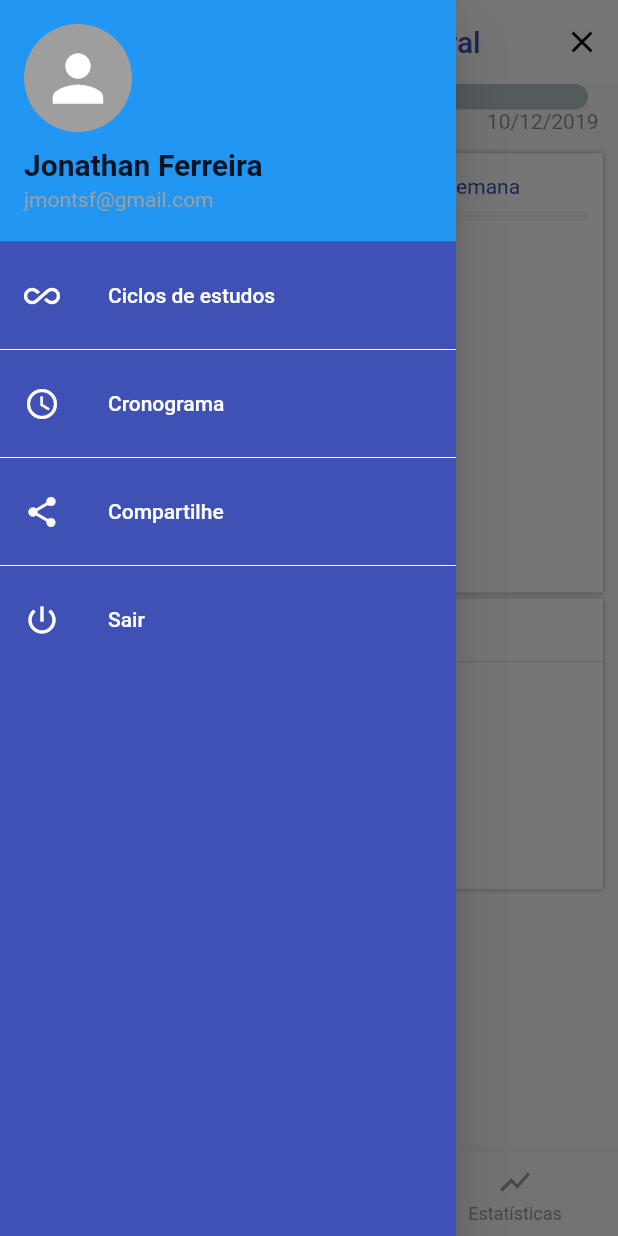
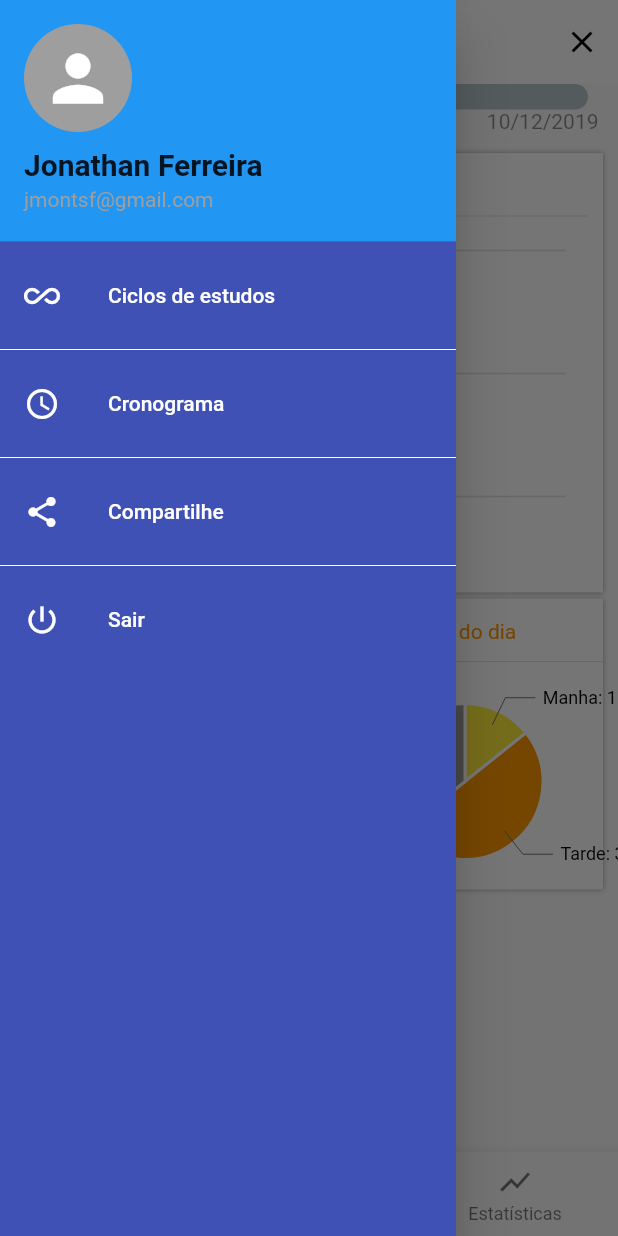
Before and after one commit to JonathanMSFerreira/ceapp, a Flutter app: the screen it shows after launch, in the side drawer, after a tap on "Cronograma", on a phone screen of 412 x 824 dp. Run offline on Flutter 3.47's test engine with Material 2 defaults, Android fonts, the phone set to English and light mode, and no system bars; drawn by our look-alikes of percent_indicator; our stand-ins replace charts_flutter, table_calendar.

Commit message:
alteração da tela inicial

```diff
--- a/lib/ui/CeAppPage.dart
+++ b/lib/ui/CeAppPage.dart
@@ -10,9 +10,11 @@ class CeAppPage extends StatefulWidget {
 }
 
 class _CeAppPageState extends State<CeAppPage> {
+
   DateTime date1;
   DateTime date2;
   DateTime date3;
+
 
   final background = Background();
 
@@ -37,7 +39,7 @@ class _CeAppPageState extends State<CeAppPage> {
         appBar: AppBar(
           elevation: 0.0,
           centerTitle: true,
-          title: Text("Concurso Receita Federal", style: TextStyle(color: Colors.indigo),),
+          title: Text("Receita Federal", style: TextStyle(color: Colors.indigo),),
           actions: <Widget>[
             IconButton(
                 icon: Icon(Icons.clear),
@@ -55,8 +57,8 @@ class _CeAppPageState extends State<CeAppPage> {
         ),*/
         drawer: _ceDrawer(),
         bottomNavigationBar: BottomNavigationBar(
-          unselectedItemColor: Colors.grey,
-          selectedItemColor: Colors.indigo,
+
+
           onTap: onTabTapped, // new
           currentIndex:
               _currentIndex, // this will be set when a new tab is tapped
--- a/lib/ui/tabsDisciplinaPage/EstatiticasContent.dart
+++ b/lib/ui/tabsDisciplinaPage/EstatiticasContent.dart
@@ -4,39 +4,30 @@ import 'package:charts_flutter/flutter.dart' as charts;
 class EstatisticasContent extends StatelessWidget {
 
 
-
-
   @override
   Widget build(BuildContext context) {
 
     var data = [
-      DadoAluno("1",2),
-      DadoAluno("2",1),
-      DadoAluno("3",4),
-      DadoAluno("4",3),
-      DadoAluno("5",1),
+      DadoAluno("DT",2),
+      DadoAluno("RLM",1),
+      DadoAluno("PRT",4),
+      DadoAluno("MAT",3),
+      DadoAluno("DC",1),
     ];
 
     var series = [
-
       charts.Series(
 
           domainFn: (DadoAluno dadoAluno,_)=>dadoAluno.dia,
           measureFn: (DadoAluno dadoAluno,_)=>dadoAluno.comportamento,
           id: "Dados",
           data: data,
-
-
-
-
       )
 
     ];
 
 
     var graficoComportamento = charts.BarChart(
-
-
         series
 
     );
@@ -45,29 +36,17 @@ class EstatisticasContent extends StatelessWidget {
 
 
 
-    return Column(
-      children: <Widget>[
-        Expanded(child:
+    return Container(
+      child: GridView.count(
+          primary: false,
+          padding: const EdgeInsets.all(1.0),
+          crossAxisSpacing: 1.0,
+          crossAxisCount: 1,
 
-
-        GridView.count(
-          primary: false,
-          padding: const EdgeInsets.all(2.0),
-          crossAxisSpacing: 3.0,
-          crossAxisCount: 1,
           children: <Widget>[
             graficoComportamento,
 
-
-          ],
-        )
-
-
-        ),
-
-      ],
-
-    );
+          ]));
 
 
 
@@ -80,6 +59,7 @@ class DadoAluno{
   String dia;
   int comportamento;
 
+
   DadoAluno(this.dia, this.comportamento);
 
 }
--- a/lib/ui/tabsDisciplinaPage/HomeContent.dart
+++ b/lib/ui/tabsDisciplinaPage/HomeContent.dart
@@ -1,34 +1,73 @@
+import 'package:ceapp/ui/tabsDisciplinaPage/EstatiticasContent.dart';
 import 'package:flutter/material.dart';
 import 'package:percent_indicator/percent_indicator.dart';
 import 'package:flutter_staggered_grid_view/flutter_staggered_grid_view.dart';
+import 'package:charts_flutter/flutter.dart' as charts;
 
-class HomeContent extends StatefulWidget {
-  @override
-  _HomeContentState createState() => _HomeContentState();
-}
+class HomeContent extends StatelessWidget {
 
-class _HomeContentState extends State<HomeContent> {
-  bool manha = false;
-  bool tarde = false;
-  bool noite = false;
-  bool segunda = false;
-  bool terca = false;
-  bool quarta = false;
-  bool quinta = false;
-  bool sexta = false;
-  bool sabado = false;
-  bool domingo = false;
+
+
+
+  EstatisticasContent _estatisticasContent =  new EstatisticasContent();
+
+
+
+  List<charts.Series> seriesList;
+   bool animate;
+
+
+
+
+
+  static List<charts.Series<Periodo, String>> _createSampleData() {
+    final data = [
+      new Periodo('Manha', 10, Colors.yellow),
+      new Periodo('Tarde', 35, Colors.orange),
+      new Periodo('Noite', 25, Colors.grey),
+
+
+    ];
+
+
+
+
+
+    return [
+      new charts.Series<Periodo, String>(
+        id: 'Periodos',
+        domainFn: (Periodo sales, _) => sales.periodo,
+        measureFn: (Periodo sales, _) => sales.horas,
+        data: data,
+        colorFn: (Periodo sales, _) => sales.color,
+        labelAccessorFn: (Periodo row, _) => '${row.periodo}: ${row.horas}',
+      )
+    ];
+  }
+
+
+
 
   @override
   Widget build(BuildContext context) {
+
+
     List<StaggeredTile> _disposicaoCards = const <StaggeredTile>[
-      const StaggeredTile.count(2, 5),
-      const StaggeredTile.count(2, 3),
+      const StaggeredTile.count(4, 3),
       const StaggeredTile.count(2, 2),
+
+      const StaggeredTile.count(2, 2),
+
     ];
 
+
+
+
+
+
+
     List<Widget> _cards = <Widget>[
-      _cardDisciplinas(),
+      _cardDisciplinas(context),
       _cardDias(),
       _cardPeriodos(true, true, true),
     ];
@@ -103,13 +142,13 @@ class _HomeContentState extends State<HomeContent> {
             children: <Widget>[
               Icon(
                 Icons.wb_sunny,
-                color: Colors.indigo,
+                color: Colors.orange,
               ),
               Padding(
                 padding: EdgeInsets.only(left: 5.0),
                 child: Text(
-                  "Horários",
-                  style: TextStyle(color: Colors.indigo),
+                  "Períodos do dia",
+                  style: TextStyle(color: Colors.orange),
                 ),
               )
             ],
@@ -119,67 +158,12 @@ class _HomeContentState extends State<HomeContent> {
               flex: 1,
               child: Container(
 
-/*
-              child:
+                child:  charts.PieChart(_createSampleData(),
+                      animate: false,
 
-              Column(
-
-                mainAxisAlignment: MainAxisAlignment.start,
-                children: <Widget>[
-
-
-
-
-
-                  Row(
-                    mainAxisAlignment: MainAxisAlignment.spaceBetween,
-                    children: <Widget>[
-                      Text("Manhã"),
-                      Checkbox(
-
-                        value: manha,
-                        onChanged: (bool value) {
-                          setState(() {
-                            manha = value;
-                          });
-                        },
-                      ),
-                    ],
-                  ),
-
-                  Row(
-                    mainAxisAlignment: MainAxisAlignment.spaceBetween,
-                    children: <Widget>[
-                      Text("Tarde"),
-                      Checkbox(
-
-                        value: tarde,
-                        onChanged: (bool value) {
-                          setState(() {
-                            tarde = value;
-                          });
-                        },
-                      ),
-                    ],
-                  ),
-                  // [Wednesday] checkbox
-                  Row(
-                    mainAxisAlignment: MainAxisAlignment.spaceBetween,
-                    children: <Widget>[
-                      Text("Noite"),
-                      Checkbox(
-                        value: noite,
-                        onChanged: (bool value) {
-                          setState(() {
-                            noite = value;
-                          });
-                        },
-                      ),
-                    ],
-                  ),
-                ],
-              )*/
-
+                      defaultRenderer: new charts.ArcRendererConfig(
+                          arcWidth: 60,
+                          arcRendererDecorators: [new charts.ArcLabelDecorator()]))
                   ))
         ],
       ),
@@ -220,28 +204,24 @@ class _HomeContentState extends State<HomeContent> {
           Expanded(
             flex: 1,
             child: Container(
-                child: Column(
-                    mainAxisAlignment: MainAxisAlignment.start,
-                    children: <Widget>[
+             child:
+
+             charts.PieChart(_createSampleData(),
+                 animate: false,
+
+                 defaultRenderer: new charts.ArcRendererConfig(
+                     arcWidth: 60,
+                     arcRendererDecorators: [new charts.ArcLabelDecorator()]))
 
 
-
-                  Container(
-                      height: 15.0,
-                      child: Row(
-                        mainAxisAlignment: MainAxisAlignment.spaceBetween,
-                        children: <Widget>[
-
-                        ],
-                      ))
-                ])),
+              ,),
           )
         ],
       ),
     );
   }
 
-  Widget _cardDisciplinas() {
+  Widget _cardDisciplinas(BuildContext context) {
     return Container(
       padding: EdgeInsets.all(10.0),
       decoration: BoxDecoration(
@@ -274,7 +254,12 @@ class _HomeContentState extends State<HomeContent> {
           Divider(),
           Expanded(
             flex: 1,
-            child: Container(),
+            child: Container(
+
+                child : _estatisticasContent.build(context)
+
+
+            ),
           )
         ],
       ),
@@ -285,3 +270,11 @@ class _HomeContentState extends State<HomeContent> {
 /*
 **********MÉTODOS AUXILIARES**************
 */
+class Periodo {
+  final String periodo;
+  final int horas;
+  final charts.Color color;
+
+  Periodo(this.periodo, this.horas, Color color): this.color = new charts.Color(
+      r: color.red, g: color.green, b: color.blue, a: color.alpha);
+}
```
Also changed, not shown: lib/ui/charts/DisciplinasChart.dart (added, +58 -0 lines), lib/ui/tabsDisciplinaPage/DonutsChart.dart (added, +74 -0 lines), pubspec.lock.
